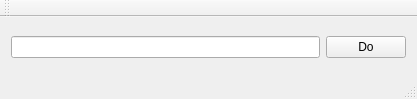
Qt form r_simpleinterpreter.ui (NeverKnewTheName/R_SimpleInterpreter) before a commit.
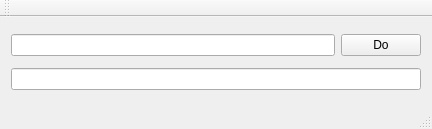
The same form after that commit.

```diff
--- a/r_simpleinterpreter.ui
+++ b/r_simpleinterpreter.ui
@@ -6,8 +6,8 @@
    <rect>
     <x>0</x>
     <y>0</y>
-    <width>417</width>
-    <height>99</height>
+    <width>432</width>
+    <height>129</height>
    </rect>
   </property>
   <property name="sizePolicy">
@@ -26,6 +26,8 @@
      <verstretch>0</verstretch>
     </sizepolicy>
    </property>
+   <layout class="QVBoxLayout" name="verticalLayout">
+    <item>
    <layout class="QHBoxLayout" name="horizontalLayout">
     <item>
      <widget class="QLineEdit" name="lineEdit"/>
@@ -38,6 +40,11 @@
      </widget>
     </item>
    </layout>
+    </item>
+    <item>
+     <widget class="QLineEdit" name="lineEdit_2"/>
+    </item>
+   </layout>
   </widget>
   <widget class="QMenuBar" name="menuBar">
    <property name="geometry">
```
Left out of the diff: 2 changed lines with no effect on the pictures. Lines whose indentation alone changed are shown as unchanged.
